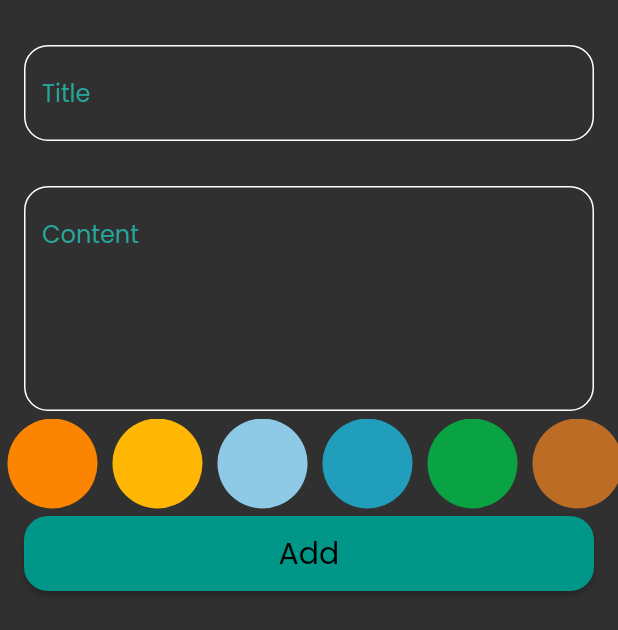
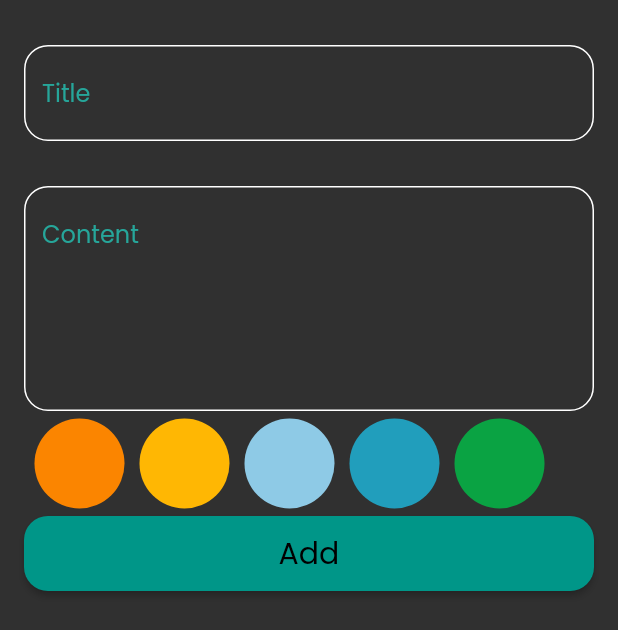
Before and after one commit to 3OmarMaher/Notes_App, a Flutter app: the CustomForm widget shown alone on an empty page, opened directly, on a phone screen of 412 x 824 dp. Shown: the top 630 px of the screen. Run offline on Flutter 3.47's test engine with Material 3 defaults, Android fonts, the phone set to English and light mode, and no system bars; our stand-ins replace flutter_bloc, hive, hive_flutter; accounts and stored records are empty.

Commit message:
finish app

```diff
--- a/lib/constant/const.dart
+++ b/lib/constant/const.dart
@@ -1 +1,10 @@
+import 'package:flutter/material.dart';
+
 const kBoxName = 'notes_box';
+const List<Color> kColors = [
+  Color(0xfffb8500),
+  Color(0xffffb703),
+  Color(0xff8ecae6),
+  Color(0xff219ebc),
+  Color.fromARGB(255, 10, 163, 67),
+];
--- a/lib/views/widgets/custom_form.dart
+++ b/lib/views/widgets/custom_form.dart
@@ -17,7 +17,6 @@ class CustomForm extends StatefulWidget {
 
 class _CustomFormState extends State<CustomForm> {
   String? title, subtitle;
-
 
   GlobalKey<FormState> formKey = GlobalKey();
   AutovalidateMode autoValidateMode = AutovalidateMode.disabled;
@@ -55,7 +54,10 @@ class _CustomFormState extends State<CustomForm> {
             const SizedBox(
               height: 5,
             ),
-            const ItemsColorList(),
+            const Padding(
+              padding: EdgeInsets.symmetric(horizontal: 18),
+              child: ItemsColorList(),
+            ),
             const SizedBox(
               height: 5,
             ),
--- a/lib/views/widgets/custom_note_colors.dart
+++ b/lib/views/widgets/custom_note_colors.dart
@@ -1,6 +1,8 @@
 import 'package:flutter/material.dart';
 import 'package:flutter_bloc/flutter_bloc.dart';
 import 'package:notes_app/cubits/add_note_cubit/add_note_cubit.dart';
+
+import '../../constant/const.dart';
 
 class ItemColor extends StatelessWidget {
   const ItemColor({super.key, required this.isSelected, required this.colors});
@@ -33,32 +35,25 @@ class ItemsColorList extends StatefulWidget {
 
 class _ItemsColorListState extends State<ItemsColorList> {
   int? currentIndex;
-  List<Color> colors = const [
-    Color(0xfffb8500),
-    Color(0xffffb703),
-    Color(0xff8ecae6),
-    Color(0xff219ebc),
-    Color.fromARGB(255, 10, 163, 67),
-    Color(0xffbc6c25),
-  ];
+
   @override
   Widget build(BuildContext context) {
     return SizedBox(
       height: 30 * 2,
       child: ListView.builder(
         scrollDirection: Axis.horizontal,
-        itemCount: colors.length,
+        itemCount: kColors.length,
         itemBuilder: (context, index) => Padding(
           padding: const EdgeInsets.symmetric(horizontal: 5),
           child: GestureDetector(
             onTap: () {
 
               currentIndex = index;
-              BlocProvider.of<AddNoteCubit>(context).color = colors[currentIndex!];
+              BlocProvider.of<AddNoteCubit>(context).color = kColors[currentIndex!];
               setState(() {});
             },
             child: ItemColor(
-              colors: colors[index],
+              colors: kColors[index],
               isSelected: currentIndex == index,
             ),
           ),
```
Also changed, not shown: lib/views/pages/edit_page.dart (+55 -0 lines).
